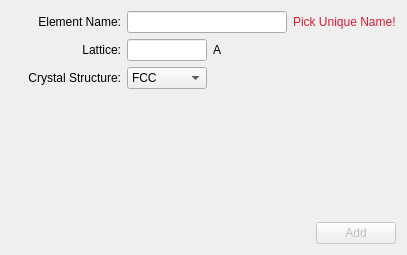
Before: the Qt Designer form ibeatles/ui/ui_addElement.ui in ornlneutronimaging/iBeatles, drawn with Qt 5.
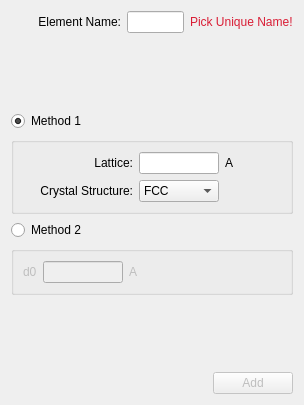
After: the same form once the commit is applied.

Commit message: widgets of add_element working. this refs #124

Patch:
```diff
--- a/ibeatles/ui/ui_addElement.ui
+++ b/ibeatles/ui/ui_addElement.ui
@@ -9,14 +9,14 @@
    <rect>
     <x>0</x>
     <y>0</y>
-    <width>407</width>
-    <height>255</height>
+    <width>304</width>
+    <height>405</height>
    </rect>
   </property>
   <property name="windowTitle">
    <string>Dialog</string>
   </property>
-  <layout class="QVBoxLayout" name="verticalLayout">
+  <layout class="QVBoxLayout" name="verticalLayout_2">
    <item>
     <layout class="QHBoxLayout" name="horizontalLayout_2">
      <item>
@@ -54,6 +54,37 @@
     </layout>
    </item>
    <item>
+    <spacer name="verticalSpacer_2">
+     <property name="orientation">
+      <enum>Qt::Vertical</enum>
+     </property>
+     <property name="sizeHint" stdset="0">
+      <size>
+       <width>20</width>
+       <height>40</height>
+      </size>
+     </property>
+    </spacer>
+   </item>
+   <item>
+    <widget class="QRadioButton" name="method1_radioButton">
+     <property name="text">
+      <string>Method 1</string>
+     </property>
+     <property name="checked">
+      <bool>true</bool>
+     </property>
+    </widget>
+   </item>
+   <item>
+    <layout class="QHBoxLayout" name="horizontalLayout_5">
+     <item>
+      <widget class="QGroupBox" name="method1_groupBox">
+       <property name="title">
+        <string/>
+       </property>
+       <layout class="QVBoxLayout" name="verticalLayout">
+        <item>
     <layout class="QHBoxLayout" name="horizontalLayout_3">
      <item>
       <widget class="QLabel" name="label_2">
@@ -192,6 +223,77 @@
      </item>
     </layout>
    </item>
+       </layout>
+      </widget>
+     </item>
+    </layout>
+   </item>
+   <item>
+    <widget class="QRadioButton" name="method2_radioButton">
+     <property name="text">
+      <string>Method 2</string>
+     </property>
+    </widget>
+   </item>
+   <item>
+    <layout class="QHBoxLayout" name="horizontalLayout_7">
+     <item>
+      <widget class="QGroupBox" name="method2_groupBox">
+       <property name="enabled">
+        <bool>false</bool>
+       </property>
+       <property name="title">
+        <string/>
+       </property>
+       <layout class="QHBoxLayout" name="horizontalLayout_6">
+        <item>
+         <widget class="QLabel" name="label_4">
+          <property name="text">
+           <string>d0</string>
+          </property>
+         </widget>
+        </item>
+        <item>
+         <widget class="QLineEdit" name="d0">
+          <property name="minimumSize">
+           <size>
+            <width>80</width>
+            <height>0</height>
+           </size>
+          </property>
+          <property name="maximumSize">
+           <size>
+            <width>80</width>
+            <height>16777215</height>
+           </size>
+          </property>
+         </widget>
+        </item>
+        <item>
+         <widget class="QLabel" name="angstroms_label_2">
+          <property name="text">
+           <string>A</string>
+          </property>
+         </widget>
+        </item>
+        <item>
+         <spacer name="horizontalSpacer_6">
+          <property name="orientation">
+           <enum>Qt::Horizontal</enum>
+          </property>
+          <property name="sizeHint" stdset="0">
+           <size>
+            <width>113</width>
+            <height>20</height>
+           </size>
+          </property>
+         </spacer>
+        </item>
+       </layout>
+      </widget>
+     </item>
+    </layout>
+   </item>
    <item>
     <spacer name="verticalSpacer">
      <property name="orientation">
@@ -200,7 +302,7 @@
      <property name="sizeHint" stdset="0">
       <size>
        <width>20</width>
-       <height>83</height>
+       <height>37</height>
       </size>
      </property>
     </spacer>
```
Left out of the diff: 62 changed lines with no effect on the pictures. Lines whose indentation alone changed are shown as unchanged. The commit also changes 5 other files.
